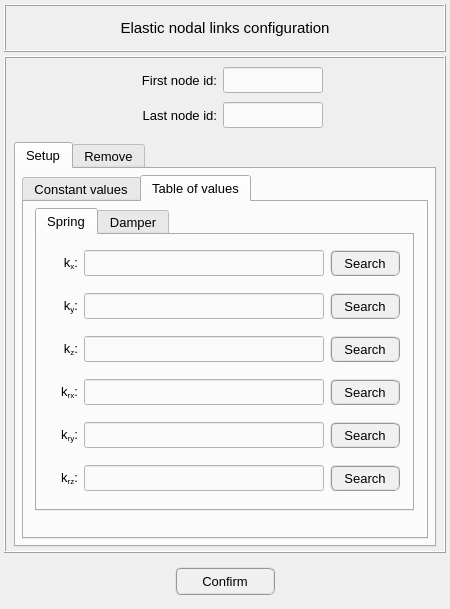
Above: pulse/interface/ui_files/model/setup/structural/elastic_nodal_links_input.ui from open-pulse/OpenPulse before the change. Below: the same form after it.
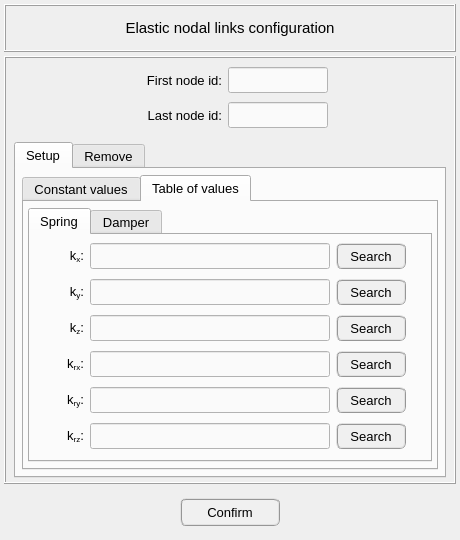
That is the form after the change. The open tabs and pages were chosen to show the change.

Commit message: Review on the 'Elastic nodal links' classes

```diff
--- a/pulse/interface/ui_files/model/setup/structural/elastic_nodal_links_input.ui
+++ b/pulse/interface/ui_files/model/setup/structural/elastic_nodal_links_input.ui
@@ -6,10 +6,22 @@
    <rect>
     <x>0</x>
     <y>0</y>
-    <width>450</width>
-    <height>609</height>
+    <width>460</width>
+    <height>540</height>
    </rect>
   </property>
+  <property name="minimumSize">
+   <size>
+    <width>460</width>
+    <height>540</height>
+   </size>
+  </property>
+  <property name="maximumSize">
+   <size>
+    <width>460</width>
+    <height>540</height>
+   </size>
+  </property>
   <property name="windowTitle">
    <string>Dialog</string>
   </property>
@@ -407,6 +419,11 @@
                  <height>0</height>
                 </size>
                </property>
+               <property name="font">
+                <font>
+                 <pointsize>10</pointsize>
+                </font>
+               </property>
                <property name="currentIndex">
                 <number>0</number>
                </property>
@@ -1653,8 +1670,8 @@
                  <property name="spacing">
                   <number>4</number>
                  </property>
-                 <item row="0" column="1" colspan="2">
-                  <widget class="QTabWidget" name="tabWidget">
+                 <item row="0" column="0" colspan="2">
+                  <widget class="QTabWidget" name="tabWidget_table_values">
                    <property name="font">
                     <font>
                      <pointsize>10</pointsize>
@@ -3033,32 +3050,6 @@
                    </widget>
                   </widget>
                  </item>
-                 <item row="1" column="3">
-                  <spacer name="horizontalSpacer_15">
-                   <property name="orientation">
-                    <enum>Qt::Horizontal</enum>
-                   </property>
-                   <property name="sizeHint" stdset="0">
-                    <size>
-                     <width>40</width>
-                     <height>20</height>
-                    </size>
-                   </property>
-                  </spacer>
-                 </item>
-                 <item row="1" column="0">
-                  <spacer name="horizontalSpacer_16">
-                   <property name="orientation">
-                    <enum>Qt::Horizontal</enum>
-                   </property>
-                   <property name="sizeHint" stdset="0">
-                    <size>
-                     <width>40</width>
-                     <height>20</height>
-                    </size>
-                   </property>
-                  </spacer>
-                 </item>
                 </layout>
                </widget>
               </widget>
```
Left out of the diff: 47 changed lines with no effect on the pictures. The commit also changes 5 other files.
